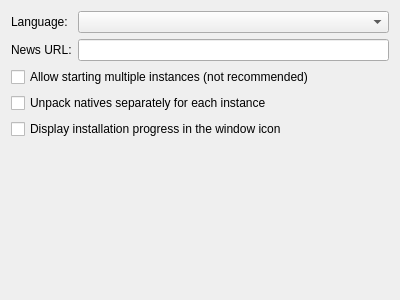
The window that jdMinecraftLauncher/ui/OptionsTab.ui (JakobDev/jdMinecraftLauncher) describes before a commit, drawn with Qt 5.
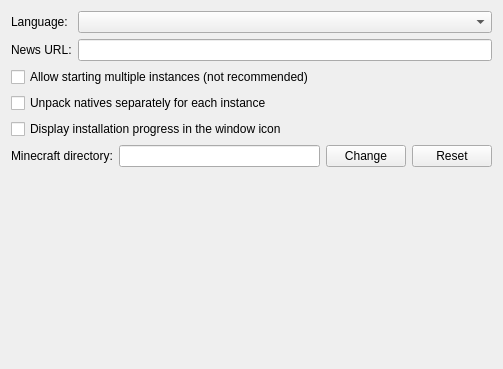
The same window after the commit.

Commit message: Allow changing Minecraft directory

What changed in the file:
```diff
--- a/jdMinecraftLauncher/ui/OptionsTab.ui
+++ b/jdMinecraftLauncher/ui/OptionsTab.ui
@@ -6,8 +6,8 @@
    <rect>
     <x>0</x>
     <y>0</y>
-    <width>400</width>
-    <height>300</height>
+    <width>503</width>
+    <height>369</height>
    </rect>
   </property>
   <property name="windowTitle">
@@ -59,6 +59,38 @@
      </property>
     </widget>
    </item>
+   <item>
+    <layout class="QHBoxLayout" name="horizontalLayout">
+     <item>
+      <widget class="QLabel" name="label_3">
+       <property name="text">
+        <string>Minecraft directory:</string>
+       </property>
+      </widget>
+     </item>
+     <item>
+      <widget class="QLineEdit" name="minecraftDirPathButton">
+       <property name="readOnly">
+        <bool>true</bool>
+       </property>
+      </widget>
+     </item>
+     <item>
+      <widget class="QPushButton" name="minecraftDirChangeButton">
+       <property name="text">
+        <string>Change</string>
+       </property>
+      </widget>
+     </item>
+     <item>
+      <widget class="QPushButton" name="minecraftDirResetButton">
+       <property name="text">
+        <string>Reset</string>
+       </property>
+      </widget>
+     </item>
+    </layout>
+   </item>
    <item>
     <spacer name="verticalSpacer">
      <property name="orientation">
```
The commit also changes 8 other files.
